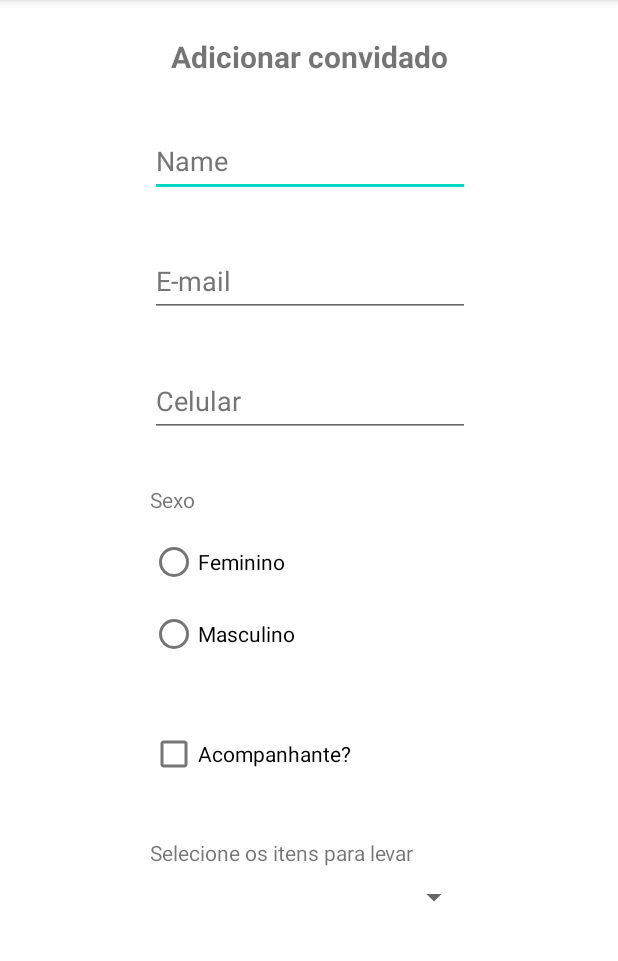
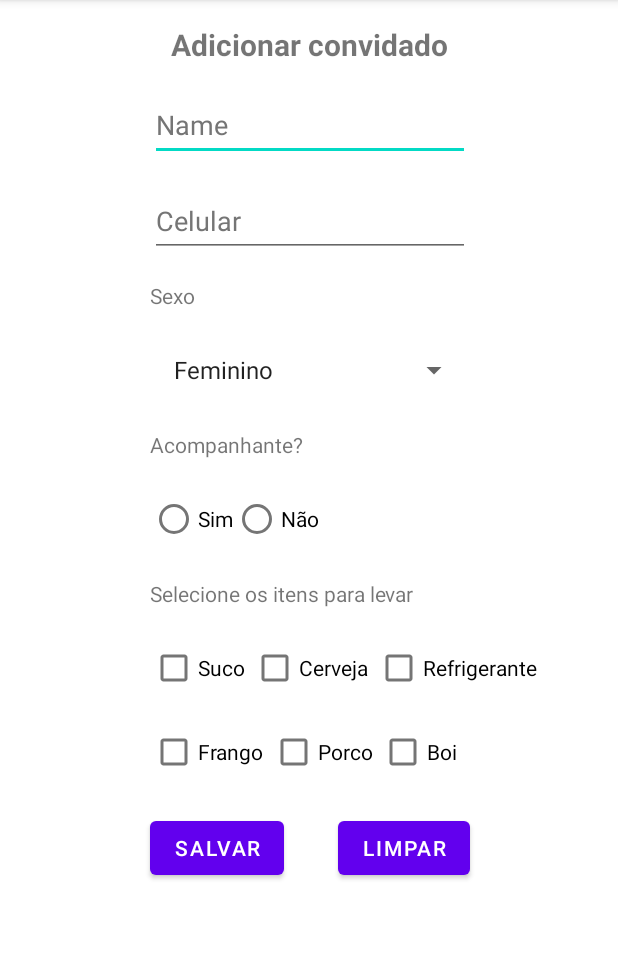
Before and after one commit to fabribh/calc-churras, an Android app: the screen it shows after launch (MainActivity), on a phone screen of 412 x 824 dp, the part 84-1045 px from its top. Run offline under Robolectric (Android 15) with nearby library versions, the phone set to English and light mode, and no system bars.

Commit message:
Alterando o layout para atender os requisitos do trabalho

```diff
--- a/app/src/main/java/com/fabribh/churrascocalculator/MainActivity.java
+++ b/app/src/main/java/com/fabribh/churrascocalculator/MainActivity.java
@@ -3,12 +3,66 @@ package com.fabribh.churrascocalculator;
 import androidx.appcompat.app.AppCompatActivity;
 
 import android.os.Bundle;
+import android.view.View;
+import android.widget.ArrayAdapter;
+import android.widget.CheckBox;
+import android.widget.EditText;
+import android.widget.RadioGroup;
+import android.widget.Spinner;
+
+import java.util.ArrayList;
 
 public class MainActivity extends AppCompatActivity {
+
+    private Spinner spinnerItens;
+    private EditText editTextNome, editTextPhone;
+    private RadioGroup radioGroup;
+    private CheckBox checkBoxSuco, checkBoxRefri, checkBoxCerveja,
+            checkBoxBoi, checkBoxFrango, checkBoxPorco;
 
     @Override
     protected void onCreate(Bundle savedInstanceState) {
         super.onCreate(savedInstanceState);
         setContentView(R.layout.activity_main);
+
+        spinnerItens = findViewById(R.id.spinnerItens);
+        editTextNome = findViewById(R.id.editTextNome);
+        editTextPhone = findViewById(R.id.editTextPhone);
+        radioGroup = findViewById(R.id.radioGroup);
+
+        checkBoxSuco = findViewById(R.id.checkBoxSuco);
+        checkBoxRefri = findViewById(R.id.checkBoxRefri);
+        checkBoxCerveja = findViewById(R.id.checkBoxCerveja);
+        checkBoxBoi = findViewById(R.id.checkBoxBoi);
+        checkBoxFrango = findViewById(R.id.checkBoxFrango);
+        checkBoxPorco = findViewById(R.id.checkBoxPorco);
+
+        populateSpinner();
+    }
+
+    private void populateSpinner() {
+        ArrayList<String> list = new ArrayList<>();
+
+        list.add(getString(R.string.feminino));
+        list.add(getString(R.string.masculino));
+
+        ArrayAdapter<String> arrayAdapter =
+                new ArrayAdapter<>(this, android.R.layout.simple_list_item_1, list);
+
+        spinnerItens.setAdapter(arrayAdapter);
+    }
+
+    public void limparCampos(View view){
+        editTextPhone.setText(null);
+        editTextNome.setText(null);
+
+        radioGroup.clearCheck();
+
+        checkBoxPorco.setSelected(false);
+        checkBoxBoi.setSelected(false);
+        checkBoxFrango.setSelected(false);
+        checkBoxSuco.setSelected(false);
+        checkBoxCerveja.setSelected(false);
+        checkBoxRefri.setSelected(false);
     }
 }
--- a/app/src/main/res/layout/activity_main.xml
+++ b/app/src/main/res/layout/activity_main.xml
@@ -3,10 +3,7 @@
     xmlns:app="http://schemas.android.com/apk/res-auto"
     xmlns:tools="http://schemas.android.com/tools"
     android:layout_width="match_parent"
-    android:layout_height="wrap_content"
-    android:contentDescription="@string/app_name"
-    tools:layout_editor_absoluteX="1dp"
-    tools:layout_editor_absoluteY="1dp"
+    android:layout_height="match_parent"
     android:fillViewport="true">
 
     <androidx.constraintlayout.widget.ConstraintLayout
@@ -20,7 +17,7 @@
             android:layout_height="wrap_content"
             android:layout_marginStart="8dp"
             android:layout_marginLeft="8dp"
-            android:layout_marginTop="24dp"
+            android:layout_marginTop="16dp"
             android:layout_marginEnd="8dp"
             android:layout_marginRight="8dp"
             android:text="@string/adicionar_convidado"
@@ -30,7 +27,8 @@
             android:visibility="visible"
             app:layout_constraintEnd_toEndOf="parent"
             app:layout_constraintStart_toStartOf="parent"
-            app:layout_constraintTop_toTopOf="parent" />
+            app:layout_constraintTop_toTopOf="parent"
+            tools:visibility="visible" />
 
         <EditText
             android:id="@+id/editTextNome"
@@ -38,7 +36,7 @@
             android:layout_height="wrap_content"
             android:layout_marginStart="16dp"
             android:layout_marginLeft="16dp"
-            android:layout_marginTop="32dp"
+            android:layout_marginTop="16dp"
             android:layout_marginEnd="16dp"
             android:layout_marginRight="16dp"
             android:autofillHints=""
@@ -52,63 +50,36 @@
             app:layout_constraintTop_toBottomOf="@+id/textView3" />
 
         <EditText
-            android:id="@+id/editTextEmailAddress"
+            android:id="@+id/editTextPhone"
             android:layout_width="wrap_content"
             android:layout_height="wrap_content"
-            android:layout_marginTop="32dp"
+            android:layout_marginTop="16dp"
             android:autofillHints=""
             android:ems="10"
-            android:hint="@string/email"
-            android:inputType="textEmailAddress"
+            android:hint="@string/celular"
+            android:inputType="phone"
             android:minHeight="48dp"
             android:textColorHint="#757575"
             app:layout_constraintEnd_toEndOf="@+id/editTextNome"
             app:layout_constraintStart_toStartOf="@+id/editTextNome"
             app:layout_constraintTop_toBottomOf="@+id/editTextNome" />
 
-        <EditText
-            android:id="@+id/editTextPhone"
-            android:layout_width="wrap_content"
-            android:layout_height="wrap_content"
-            android:layout_marginTop="32dp"
-            android:autofillHints=""
-            android:ems="10"
-            android:hint="@string/celular"
-            android:inputType="phone"
-            android:minHeight="48dp"
-            android:textColorHint="#757575"
-            app:layout_constraintEnd_toEndOf="@+id/editTextEmailAddress"
-            app:layout_constraintHorizontal_bias="0.0"
-            app:layout_constraintStart_toStartOf="@+id/editTextEmailAddress"
-            app:layout_constraintTop_toBottomOf="@+id/editTextEmailAddress" />
-
-        <RadioGroup
-            android:id="@+id/radioGroup"
+        <Spinner
+            android:id="@+id/spinnerItens"
             android:layout_width="0dp"
             android:layout_height="wrap_content"
-            android:layout_marginTop="8dp"
+            android:layout_marginTop="16dp"
+            android:minHeight="48dp"
+            android:spinnerMode="dialog"
             app:layout_constraintEnd_toEndOf="@+id/editTextPhone"
             app:layout_constraintStart_toStartOf="@+id/editTextPhone"
-            app:layout_constraintTop_toBottomOf="@+id/textView">
-
-            <RadioButton
-                android:id="@+id/radioButtonFem"
-                android:layout_width="match_parent"
-                android:layout_height="wrap_content"
-                android:text="@string/feminino" />
-
-            <RadioButton
-                android:id="@+id/radioButtonMasc"
-                android:layout_width="match_parent"
-                android:layout_height="wrap_content"
-                android:text="@string/masculino" />
-        </RadioGroup>
+            app:layout_constraintTop_toBottomOf="@+id/textView" />
 
         <TextView
             android:id="@+id/textView"
             android:layout_width="wrap_content"
             android:layout_height="wrap_content"
-            android:layout_marginTop="32dp"
+            android:layout_marginTop="16dp"
             android:text="@string/sexo"
             app:layout_constraintStart_toStartOf="@+id/editTextPhone"
             app:layout_constraintTop_toBottomOf="@+id/editTextPhone" />
@@ -117,46 +88,121 @@
             android:id="@+id/textView4"
             android:layout_width="wrap_content"
             android:layout_height="wrap_content"
-            android:layout_marginTop="32dp"
+            android:layout_marginTop="16dp"
             android:text="@string/selecione_os_itens_para_levar"
-            app:layout_constraintStart_toStartOf="@+id/checkBoxAcompanhante"
-            app:layout_constraintTop_toBottomOf="@+id/checkBoxAcompanhante" />
+            app:layout_constraintStart_toStartOf="@+id/textView2"
+            app:layout_constraintTop_toBottomOf="@+id/radioGroup" />
 
         <CheckBox
-            android:id="@+id/checkBoxAcompanhante"
+            android:id="@+id/checkBoxSuco"
             android:layout_width="wrap_content"
             android:layout_height="wrap_content"
-            android:layout_marginTop="32dp"
-            android:text="@string/acompanhante"
-            app:layout_constraintStart_toStartOf="@+id/radioGroup"
-            app:layout_constraintTop_toBottomOf="@+id/radioGroup" />
+            android:layout_marginTop="16dp"
+            android:text="@string/suco"
+            app:layout_constraintStart_toStartOf="@+id/textView4"
+            app:layout_constraintTop_toBottomOf="@+id/textView4" />
 
-        <Spinner
-            android:id="@+id/spinnerItens"
-            android:layout_width="0dp"
+        <CheckBox
+            android:id="@+id/checkBoxCerveja"
+            android:layout_width="wrap_content"
+            android:layout_height="wrap_content"
+            android:layout_marginStart="4dp"
+            android:layout_marginLeft="4dp"
+            android:layout_marginTop="16dp"
+            android:text="@string/cerveja"
+            app:layout_constraintStart_toEndOf="@+id/checkBoxSuco"
+            app:layout_constraintTop_toBottomOf="@+id/textView4" />
+
+        <CheckBox
+            android:id="@+id/checkBoxRefri"
+            android:layout_width="wrap_content"
+            android:layout_height="wrap_content"
+            android:layout_marginStart="4dp"
+            android:layout_marginLeft="4dp"
+            android:layout_marginTop="16dp"
+            android:text="@string/refrigerante"
+            app:layout_constraintStart_toEndOf="@+id/checkBoxCerveja"
+            app:layout_constraintTop_toBottomOf="@+id/textView4" />
+
+        <CheckBox
+            android:id="@+id/checkBoxFrango"
+            android:layout_width="wrap_content"
             android:layout_height="wrap_content"
             android:layout_marginTop="8dp"
-            app:layout_constraintEnd_toEndOf="@+id/radioGroup"
-            app:layout_constraintStart_toStartOf="@+id/radioGroup"
-            app:layout_constraintTop_toBottomOf="@+id/textView4" />
+            android:text="@string/frango"
+            app:layout_constraintStart_toStartOf="@+id/checkBoxSuco"
+            app:layout_constraintTop_toBottomOf="@+id/checkBoxSuco" />
+
+        <CheckBox
+            android:id="@+id/checkBoxPorco"
+            android:layout_width="wrap_content"
+            android:layout_height="wrap_content"
+            android:layout_marginStart="4dp"
+            android:layout_marginLeft="4dp"
+            android:layout_marginTop="8dp"
+            android:text="@string/porco"
+            app:layout_constraintStart_toEndOf="@+id/checkBoxFrango"
+            app:layout_constraintTop_toBottomOf="@+id/checkBoxCerveja" />
+
+        <CheckBox
+            android:id="@+id/checkBoxBoi"
+            android:layout_width="wrap_content"
+            android:layout_height="wrap_content"
+            android:layout_marginStart="4dp"
+            android:layout_marginLeft="4dp"
+            android:layout_marginTop="8dp"
+            android:text="@string/boi"
+            app:layout_constraintStart_toEndOf="@+id/checkBoxPorco"
+            app:layout_constraintTop_toBottomOf="@+id/checkBoxRefri" />
 
         <Button
-            android:id="@+id/buttonSalva"
+            android:id="@+id/button"
             android:layout_width="wrap_content"
             android:layout_height="wrap_content"
-            android:layout_marginTop="32dp"
+            android:layout_marginTop="16dp"
+            android:text="@string/limpar"
+            app:layout_constraintEnd_toEndOf="@+id/spinnerItens"
+            app:layout_constraintTop_toBottomOf="@+id/checkBoxPorco" />
+
+        <Button
+            android:id="@+id/button2"
+            android:layout_width="wrap_content"
+            android:layout_height="wrap_content"
+            android:layout_marginTop="16dp"
             android:text="@string/salvar"
             app:layout_constraintStart_toStartOf="@+id/spinnerItens"
-            app:layout_constraintTop_toBottomOf="parent" />
+            app:layout_constraintTop_toBottomOf="@+id/checkBoxFrango" />
 
-        <Button
-            android:id="@+id/buttonLimpar"
+        <RadioGroup
+            android:id="@+id/radioGroup"
             android:layout_width="wrap_content"
             android:layout_height="wrap_content"
-            android:layout_marginTop="32dp"
-            android:text="@string/limpar"
-            app:layout_constraintEnd_toEndOf="@+id/spinnerItens"
-            app:layout_constraintTop_toBottomOf="parent" />
+            android:layout_marginTop="16dp"
+            android:orientation="horizontal"
+            app:layout_constraintStart_toStartOf="@+id/spinnerItens"
+            app:layout_constraintTop_toBottomOf="@+id/textView2">
+
+            <RadioButton
+                android:id="@+id/radioButton2"
+                android:layout_width="match_parent"
+                android:layout_height="wrap_content"
+                android:text="@string/sim" />
+
+            <RadioButton
+                android:id="@+id/radioButton"
+                android:layout_width="match_parent"
+                android:layout_height="wrap_content"
+                android:text="@string/nao" />
+        </RadioGroup>
+
+        <TextView
+            android:id="@+id/textView2"
+            android:layout_width="wrap_content"
+            android:layout_height="wrap_content"
+            android:layout_marginTop="16dp"
+            android:text="@string/acompanhante"
+            app:layout_constraintStart_toStartOf="@+id/spinnerItens"
+            app:layout_constraintTop_toBottomOf="@+id/spinnerItens" />
 
     </androidx.constraintlayout.widget.ConstraintLayout>
 
--- a/app/src/main/res/values/strings.xml
+++ b/app/src/main/res/values/strings.xml
@@ -8,10 +8,15 @@
     <string name="feminino">Feminino</string>
     <string name="sexo">Sexo</string>
     <string name="selecione_os_itens_para_levar">Selecione os itens para levar</string>
-    <string name="carne">Carne</string>
+    <string name="boi">Boi</string>
+    <string name="porco">Porco</string>
+    <string name="frango">Frango</string>
     <string name="cerveja">Cerveja</string>
+    <string name="suco">Suco</string>
     <string name="refrigerante">Refrigerante</string>
     <string name="acompanhante">Acompanhante?</string>
     <string name="salvar">Salvar</string>
     <string name="limpar">Limpar</string>
+    <string name="sim">Sim</string>
+    <string name="nao">Não</string>
 </resources>
```
